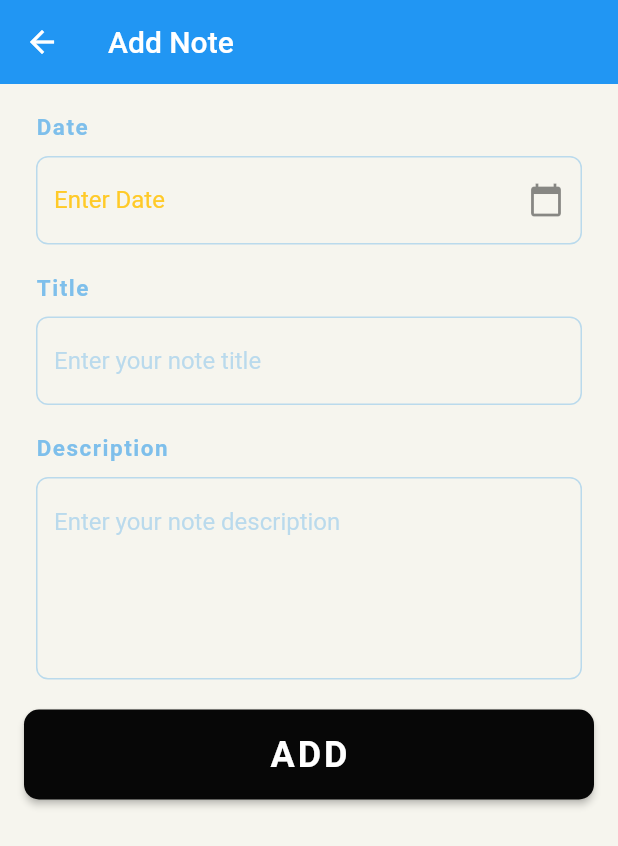
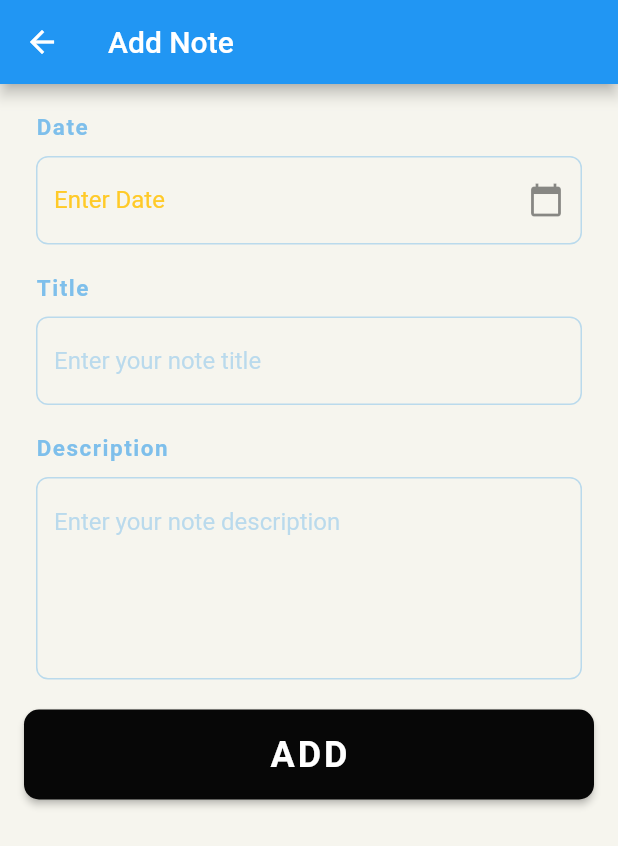
Before and after one commit to NiroginiJanstin/DiaryApp, a Flutter app: the diaryHome screen opened directly, after a tap on the "add" icon, on a phone screen of 412 x 824 dp. Shown: the top 846 px of the screen. Run offline on Flutter 3.47's test engine with Material 2 defaults, Android fonts, the phone set to English and light mode, and no system bars; our stand-ins replace cloud_firestore, firebase_core, flutter_datetime_picker, flutter_rating_bar, flutter_slidable; accounts and stored records are empty.

Commit message:
Navigation issues fixed

```diff
--- a/lib/diary/add_record.dart
+++ b/lib/diary/add_record.dart
@@ -18,7 +18,6 @@ class AddScreen extends StatelessWidget {
         },
         child: Scaffold(
           appBar: AppBar(
-            elevation: 0,
             title: Text("Add Note"),
           ),
           body: SingleChildScrollView(
--- a/lib/diary/diary_home.dart
+++ b/lib/diary/diary_home.dart
@@ -40,7 +40,6 @@ class _diaryHomeState extends State<diaryHome> {
                     labelText: "Search",
                     hintText: "Search",
                     prefixIcon: Icon(Icons.search),
-                    suffixIcon: Icon(Icons.calendar_today),
                     border: OutlineInputBorder(
                         borderRadius: BorderRadius.all(Radius.circular(25.0)))),
               )),
--- a/lib/diary/widgets/add_item_form.dart
+++ b/lib/diary/widgets/add_item_form.dart
@@ -1,5 +1,6 @@
 // ignore_for_file: deprecated_member_use
 
+import 'package:diary_app/common/home.dart';
 import 'package:diary_app/diary/diary_home.dart';
 import 'package:diary_app/utils/diary_collection_crud.dart';
 import 'package:flutter/material.dart';
@@ -289,7 +290,7 @@ Widget _buildPopupDialog(BuildContext context) {
             DiaryCrud.addItem(
                 dateTime: date, title: title, note: note, rating: rating);
             Navigator.of(context).pushReplacement(
-                MaterialPageRoute(builder: (context) => diaryHome()));
+                MaterialPageRoute(builder: (context) => home()));
           },
         )
       ],
--- a/lib/diary/widgets/edit_item_form.dart
+++ b/lib/diary/widgets/edit_item_form.dart
@@ -4,6 +4,7 @@ import 'package:flutter/material.dart';
 import 'package:flutter_datetime_picker/flutter_datetime_picker.dart';
 import 'package:flutter_rating_bar/flutter_rating_bar.dart';
 
+import '../../common/home.dart';
 import '../../res/custom_colors.dart';
 import '../../utils/validator.dart';
 import '../common/get_rate_icon.dart';
@@ -315,7 +316,7 @@ Widget _buildPopupDialog(BuildContext context, String docId) {
                 note: note,
                 rating: rating);
             Navigator.of(context).pushReplacement(
-                MaterialPageRoute(builder: (context) => diaryHome()));
+                MaterialPageRoute(builder: (context) => home()));
           },
         )
       ],
--- a/lib/diary/widgets/view_item.dart
+++ b/lib/diary/widgets/view_item.dart
@@ -36,7 +36,6 @@ class _ViewScreenState extends State<ViewItem> {
 
             return Scaffold(
                 appBar: AppBar(
-                  elevation: 0,
                   title: Text(title),
                 ),
                 body: SafeArea(
```
